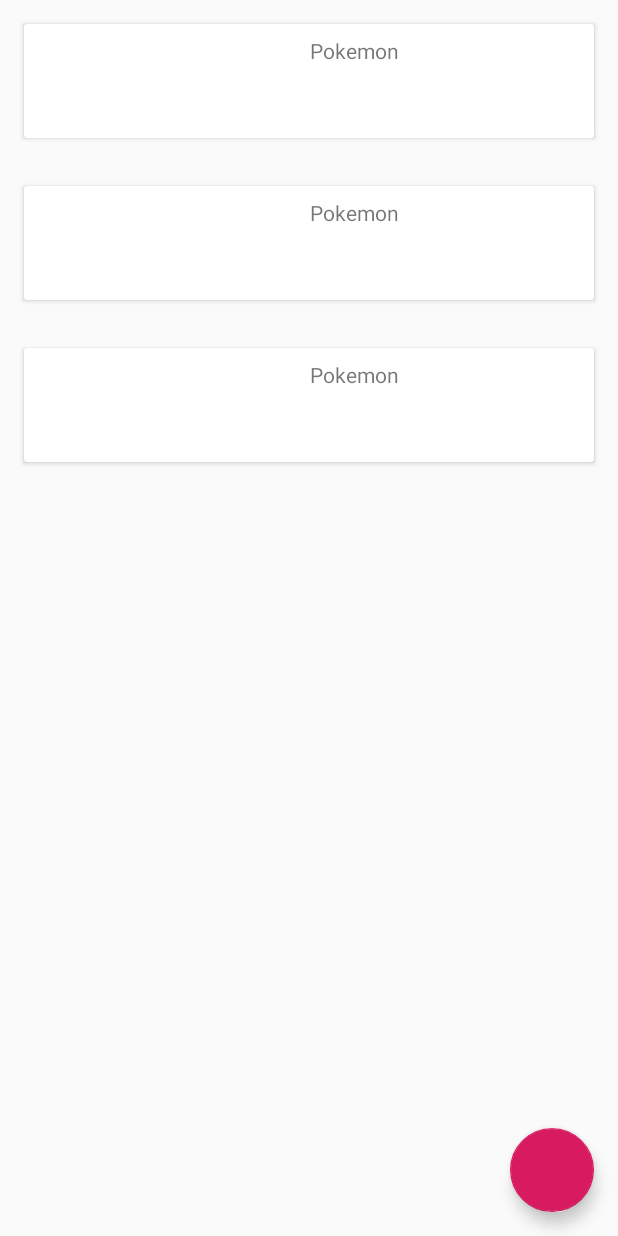
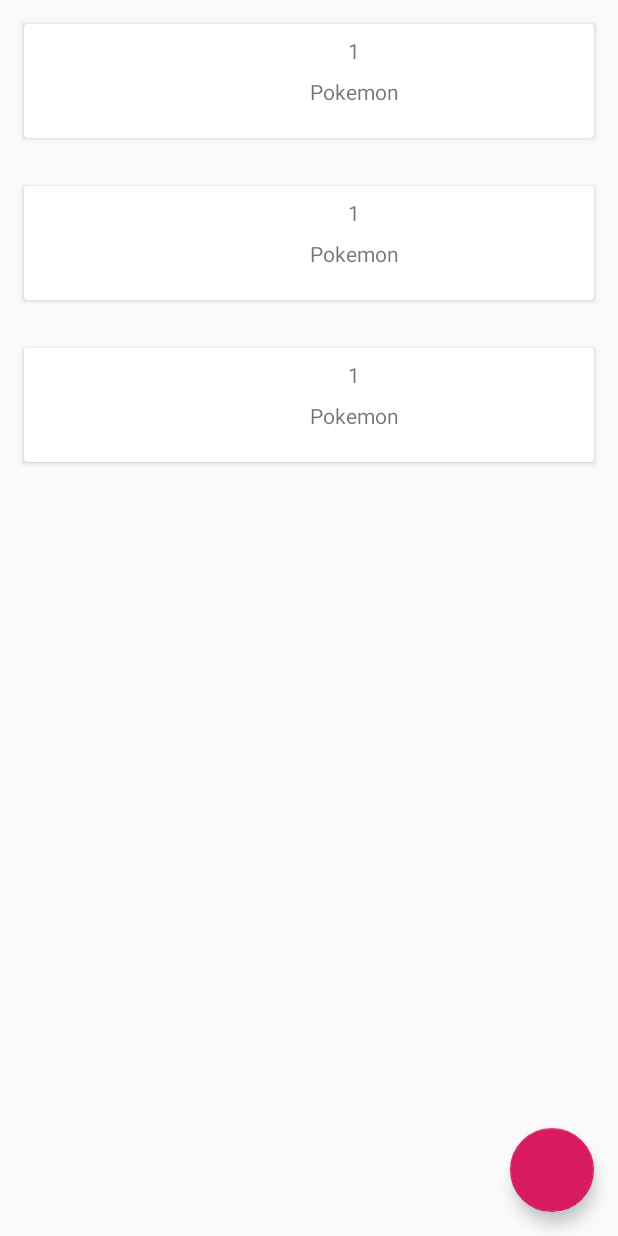
Before and after one commit to romaric-roussel/PokecardV2, an Android app: the layout fragment_all_pokemon.xml on its own in the app's theme, with its tools: preview values and no code run, on a phone screen of 412 x 824 dp. Run offline under Robolectric (Android 15) with nearby library versions, the phone set to English and light mode, and no system bars.

```diff
--- a/Pokecard/app/build.gradle
+++ b/Pokecard/app/build.gradle
@@ -2,6 +2,8 @@ apply plugin: 'com.android.application'
 apply plugin: 'kotlin-android'
 //apply plugin: 'com.google.gms.google-services'
 apply plugin: 'kotlin-android-extensions'
+apply plugin: 'kotlin-kapt'
+
 
 android {
     compileSdkVersion 28
@@ -30,6 +32,7 @@ dependencies {
     implementation 'com.android.support:multidex:1.0.3'
     implementation 'com.github.bumptech.glide:glide:4.8.0'
     // Glide v4 uses this new annotation processor -- see https://bumptech.github.io/glide/doc/generatedapi.html
+
     annotationProcessor 'com.github.bumptech.glide:compiler:4.8.0'
     implementation 'com.android.support.constraint:constraint-layout:1.1.3'
     testImplementation 'junit:junit:4.12'
--- a/Pokecard/app/src/main/AndroidManifest.xml
+++ b/Pokecard/app/src/main/AndroidManifest.xml
@@ -13,7 +13,9 @@
         android:theme="@style/AppTheme"
         android:usesCleartextTraffic="true"
         >
-        <activity android:name=".SplashScreen">
+        <activity android:name=".SplashScreen"
+            android:theme="@style/AppTheme.NoActionBar">
+
             <intent-filter>
                 <action android:name="android.intent.action.MAIN" />
 
--- a/Pokecard/app/src/main/java/com/example/lpiem/pokecard/Model/AllResult.kt
+++ b/Pokecard/app/src/main/java/com/example/lpiem/pokecard/Model/retrofit/AllResult.kt
@@ -1,4 +1,4 @@
-package com.example.lpiem.pokecard.Model
+package com.example.lpiem.pokecard.Model.retrofit
 
 
 data class AllResult (val status: String ,val result : Result)
--- /dev/null
+++ b/Pokecard/app/src/main/java/com/example/lpiem/pokecard/Model/retrofit/PokemonRetrofit.kt
@@ -0,0 +1,3 @@
+package com.example.lpiem.pokecard.Model.retrofit
+
+data class PokemonRetrofit (val id_pokemon :String, val nom :String, val type_1 :String, val type_2 :String, val id_image:String, val url_image:String)
--- a/Pokecard/app/src/main/java/com/example/lpiem/pokecard/Model/Result.kt
+++ b/Pokecard/app/src/main/java/com/example/lpiem/pokecard/Model/retrofit/Result.kt
@@ -1,4 +1,4 @@
-package com.example.lpiem.pokecard.Model
+package com.example.lpiem.pokecard.Model.retrofit
 
 
 data class Result (val data :List<ResultData>)
--- a/Pokecard/app/src/main/java/com/example/lpiem/pokecard/Model/ResultData.kt
+++ b/Pokecard/app/src/main/java/com/example/lpiem/pokecard/Model/retrofit/ResultData.kt
@@ -1,4 +1,4 @@
-package com.example.lpiem.pokecard.Model
+package com.example.lpiem.pokecard.Model.retrofit
 
 data class ResultData (val id: String, val nom : String, val url :String) {
     override fun toString(): String {
--- a/Pokecard/app/src/main/java/com/example/lpiem/pokecard/retrofit/API/API.kt
+++ b/Pokecard/app/src/main/java/com/example/lpiem/pokecard/retrofit/API/API.kt
@@ -1,6 +1,6 @@
 package com.example.lpiem.pokecard.retrofit.API
 
-import com.example.lpiem.pokecard.Model.AllResult
+import com.example.lpiem.pokecard.Model.retrofit.AllResult
 import retrofit2.Call
 import retrofit2.http.GET
 
--- a/Pokecard/app/src/main/res/layout/item_pokemon.xml
+++ b/Pokecard/app/src/main/res/layout/item_pokemon.xml
@@ -1,6 +1,7 @@
 <?xml version="1.0" encoding="utf-8"?>
 <androidx.cardview.widget.CardView xmlns:android="http://schemas.android.com/apk/res/android"
     xmlns:app="http://schemas.android.com/apk/res-auto"
+    xmlns:tools="http://schemas.android.com/tools"
     android:id="@+id/cl_item_pokemon"
     android:layout_width="match_parent"
     android:layout_height="wrap_content"
@@ -21,15 +22,27 @@
             app:layout_constraintStart_toStartOf="parent"/>
 
         <TextView
-            android:id="@+id/tv_title_item_pokemon"
+        android:id="@+id/tv_id_item_pokemon"
+        android:layout_width="0dp"
+        android:layout_height="wrap_content"
+        android:text="1"
+
+        android:textAlignment="center"
+        app:layout_constraintEnd_toEndOf="parent"
+        app:layout_constraintStart_toEndOf="@id/iv_item_pokemon"
+        app:layout_constraintTop_toTopOf="parent" />
+
+        <TextView
+            android:id="@+id/tv_name_item_pokemon"
             android:layout_width="0dp"
             android:layout_height="wrap_content"
+
+            android:layout_marginTop="8dp"
             android:text="Pokemon"
-
             android:textAlignment="center"
             app:layout_constraintEnd_toEndOf="parent"
-            app:layout_constraintStart_toEndOf="@id/iv_item_pokemon"
-            app:layout_constraintTop_toTopOf="parent" />
+            app:layout_constraintStart_toEndOf="@+id/iv_item_pokemon"
+            app:layout_constraintTop_toBottomOf="@+id/tv_id_item_pokemon" />
 
 
 
```
Also changed, not shown: Pokecard/app/src/main/java/com/example/lpiem/pokecard/Model/Pokemon.kt (+6 -1 lines), Pokecard/app/src/main/java/com/example/lpiem/pokecard/adapter/AllPokemonListeAdapter.kt (+9 -3 lines), Pokecard/app/src/main/java/com/example/lpiem/pokecard/adapter/AllPokemonUserListeAdapter.kt (+11 -3 lines), Pokecard/app/src/main/java/com/example/lpiem/pokecard/fragment/FragmentAllPokemon.kt (+7 -13 lines), Pokecard/app/src/main/java/com/example/lpiem/pokecard/fragment/FragmentAllUserPokemon.kt (+8 -4 lines), Pokecard/app/src/main/res/layout/user_pokemon_custom_list.xml (+15 -2 lines).
